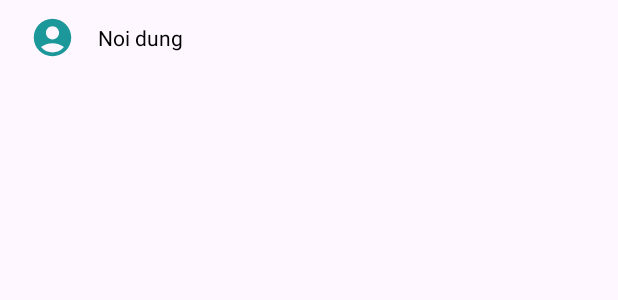
After one commit to tienndph30518fpt/YouToBePre, an Android app: the layout recycler_item_setting_view.xml on its own in the app's theme, with its tools: preview values and no code run, on a phone screen of 412 x 824 dp. The commit adds this screen. Shown: the top 300 px of the screen. Run offline under Robolectric (Android 15) with nearby library versions, the phone set to English and light mode, and no system bars.

Commit message:
xong man setting

```diff
--- /dev/null
+++ b/app/src/main/java/com/duytien/youtobepre/Model/DataTypeSetting.kt
@@ -0,0 +1,6 @@
+package com.duytien.youtobepre.Model
+
+object DataTypeSetting {
+    const val SETTING = 0
+    const val SETTING_ITEM = 1
+}
--- /dev/null
+++ b/app/src/main/java/com/duytien/youtobepre/Model/Item_setting.kt
@@ -0,0 +1,3 @@
+package com.duytien.youtobepre.Model
+
+data class Item_setting(val title: String, val image: Int)
--- a/app/src/main/res/layout/recycler_item_login_desc.xml
+++ b/app/src/main/res/layout/recycler_item_login_desc.xml
@@ -10,7 +10,7 @@
         android:layout_width="match_parent"
         android:layout_height="1dp"
         android:layout_marginTop="8dp"
-        android:background="@color/bg_loading"
+        android:background="@color/greyText"
         app:layout_constraintEnd_toEndOf="parent"
         app:layout_constraintHorizontal_bias="0.0"
         app:layout_constraintStart_toStartOf="parent"
--- /dev/null
+++ b/app/src/main/res/layout/recycler_item_setting_view.xml
@@ -0,0 +1,30 @@
+<?xml version="1.0" encoding="utf-8"?>
+<LinearLayout xmlns:android="http://schemas.android.com/apk/res/android"
+    android:layout_width="match_parent"
+    android:orientation="vertical"
+    android:layout_height="wrap_content">
+ >
+
+    <LinearLayout
+        android:layout_width="match_parent"
+        android:orientation="horizontal"
+        android:padding="10dp"
+        android:layout_height="wrap_content">
+        <ImageView
+            android:id="@+id/image_setting"
+            android:src="@drawable/account"
+            android:layout_marginLeft="10dp"
+            android:layout_width="30dp"
+            android:layout_height="30dp"/>
+        <TextView
+            android:id="@+id/tv_setting_title"
+            android:padding="5dp"
+            android:text="Noi dung"
+            android:textSize="14sp"
+            android:textColor="@color/titleColor"
+            android:maxLines="2"
+            android:layout_marginLeft="10dp"
+            android:layout_width="match_parent"
+            android:layout_height="wrap_content"/>
+    </LinearLayout>
+</LinearLayout>
```
Also changed, not shown: app/src/main/java/com/duytien/youtobepre/apdapter/Login_setting_Adapter.kt (+49 -12 lines), app/src/main/java/com/duytien/youtobepre/button_navigation/LibraryFragment.kt (+19 -14 lines), app/src/main/res/layout/fragment_library.xml (+11 -6 lines).
